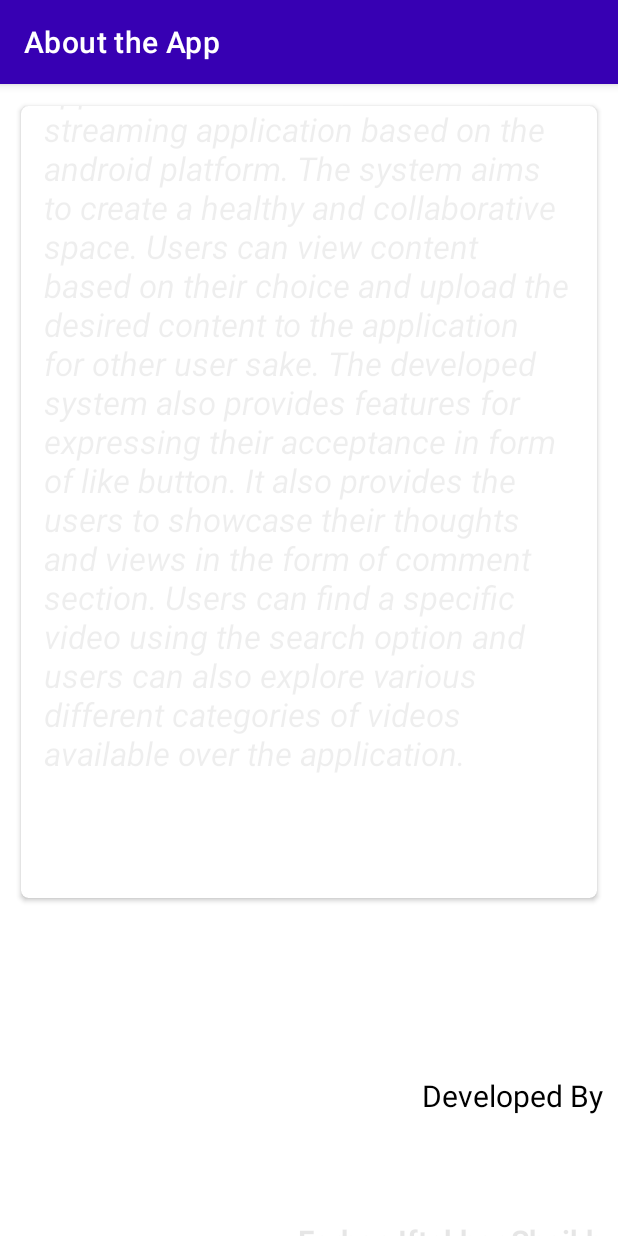
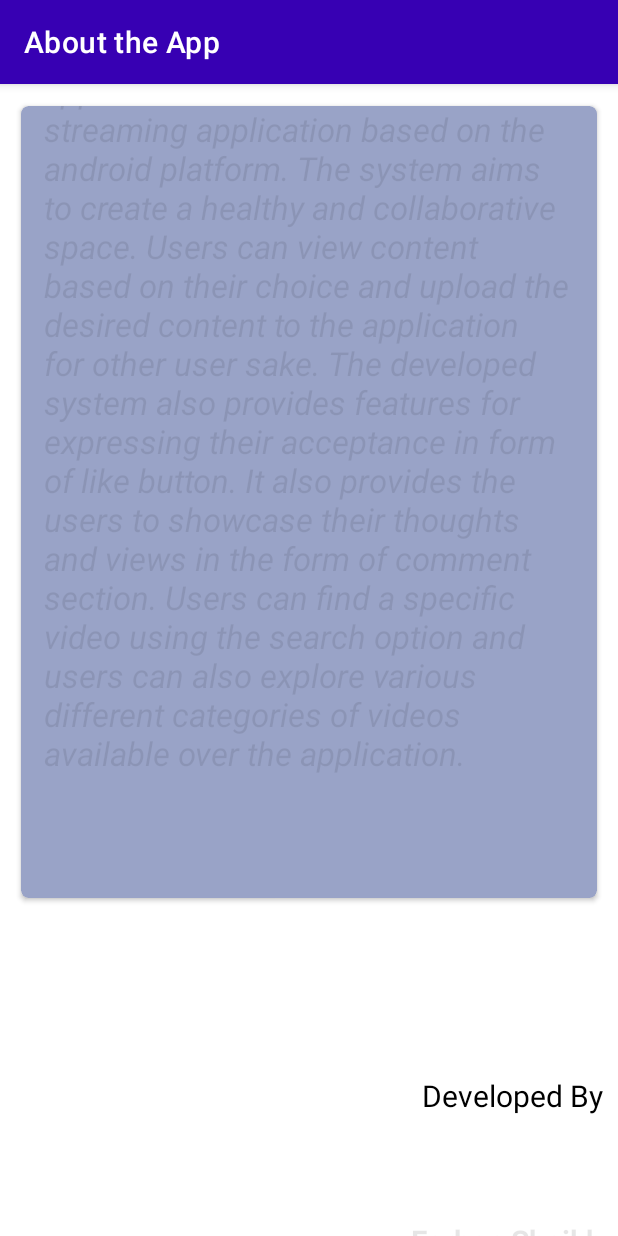
Before and after one commit to ShaikhFarhan882/Vstream, an Android app: the SettingActivity screen opened directly, with no data from a screen before it, after a tap on "About the App", on a phone screen of 412 x 824 dp. Run offline under Robolectric (Android 15) with nearby library versions, the phone set to English and light mode, and no system bars; our stand-ins replace Firebase (no records; nobody signed in at launch, a user with empty details on screens opened directly); libraries missing offline, so code that uses them is left out: es.dmoral.toasty; 3 other taps on this screen came first.

Commit message:
Added Animations to the setting Activity options.

```diff
--- a/app/src/main/java/com/example/vstream/AboutApp.java
+++ b/app/src/main/java/com/example/vstream/AboutApp.java
@@ -8,6 +8,7 @@ import android.graphics.drawable.ColorDrawable;
 import android.os.Bundle;
 import android.view.animation.Animation;
 import android.view.animation.AnimationUtils;
+import android.widget.RelativeLayout;
 import android.widget.TextView;
 
 import org.w3c.dom.Text;
--- a/app/src/main/java/com/example/vstream/SettingActivity.java
+++ b/app/src/main/java/com/example/vstream/SettingActivity.java
@@ -15,8 +15,11 @@ import android.util.Log;
 import android.view.LayoutInflater;
 import android.view.View;
 import android.view.Window;
+import android.view.animation.Animation;
+import android.view.animation.AnimationUtils;
 import android.widget.Button;
 import android.widget.EditText;
+import android.widget.RelativeLayout;
 import android.widget.TextView;
 
 import com.google.android.gms.tasks.OnCompleteListener;
@@ -38,6 +41,7 @@ public class SettingActivity extends AppCompatActivity {
     TextView yourVideos;
     TextView shareApp;
     FirebaseAuth mAuth;
+    Animation bottomAnim;
 
 
     @Override
@@ -60,6 +64,16 @@ public class SettingActivity extends AppCompatActivity {
         shareApp = (TextView) findViewById(R.id.share_app);
         mAuth = FirebaseAuth.getInstance();
 
+
+
+        //Initializing the animation
+        bottomAnim = AnimationUtils.loadAnimation(this,R.anim.bottom_animation);
+
+        //Hooking the animations
+        yourVideos.setAnimation(bottomAnim);
+        change_password.setAnimation(bottomAnim);
+        shareApp.setAnimation(bottomAnim);
+        aboutApp.setAnimation(bottomAnim);
 
 
 
--- a/app/src/main/res/layout/activity_about_app.xml
+++ b/app/src/main/res/layout/activity_about_app.xml
@@ -15,7 +15,7 @@
         app:cardUseCompatPadding="true"
         app:cardCornerRadius="5dp"
         android:elevation="8dp"
-        android:backgroundTint="@color/white"
+        android:backgroundTint="#99A3C7"
         android:padding="20dp"
         android:layout_margin="10dp">
 
@@ -28,7 +28,7 @@
             android:textSize="22sp"
             android:padding="15dp"
             android:textStyle="italic"
-            android:alpha="0.7"/>
+            android:alpha="0.9"/>
 
     </androidx.cardview.widget.CardView>
 
--- a/app/src/main/res/layout/activity_category.xml
+++ b/app/src/main/res/layout/activity_category.xml
@@ -22,10 +22,10 @@
         android:drawablePadding="5dp"
         android:layout_margin="10dp"
         android:fontFamily="sans-serif"
-        android:text="Categories"
+        android:text="List of Categories"
         android:textAlignment="center"
         android:layout_gravity="center"
-        android:textAllCaps="true"
+        android:textAllCaps="false"
         android:textColor="@color/CategoryBanner"
         android:textSize="36sp"
         android:textStyle="bold"
--- a/app/src/main/res/values/strings.xml
+++ b/app/src/main/res/values/strings.xml
@@ -15,5 +15,5 @@ The developed system also provides features for expressing their acceptance in f
 It also provides the users to showcase their thoughts and views in the form of comment section.
 Users can find a specific video using the search option and users can also explore various different categories of videos available over the application.
 </string>
-    <string name="Myname">Farhan Iftekhar Shaikh</string>
+    <string name="Myname">Farhan Shaikh</string>
 </resources>
```
Also changed, not shown: app/src/main/res/layout/activity_profile.xml (+4 -3 lines), app/src/main/res/drawable/profileuibg.png (added).
